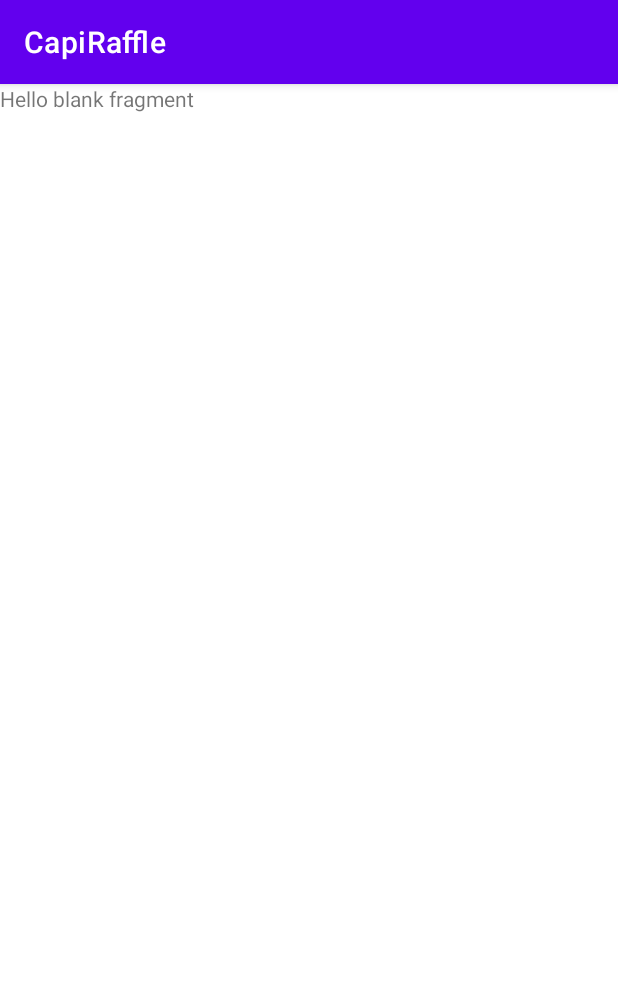
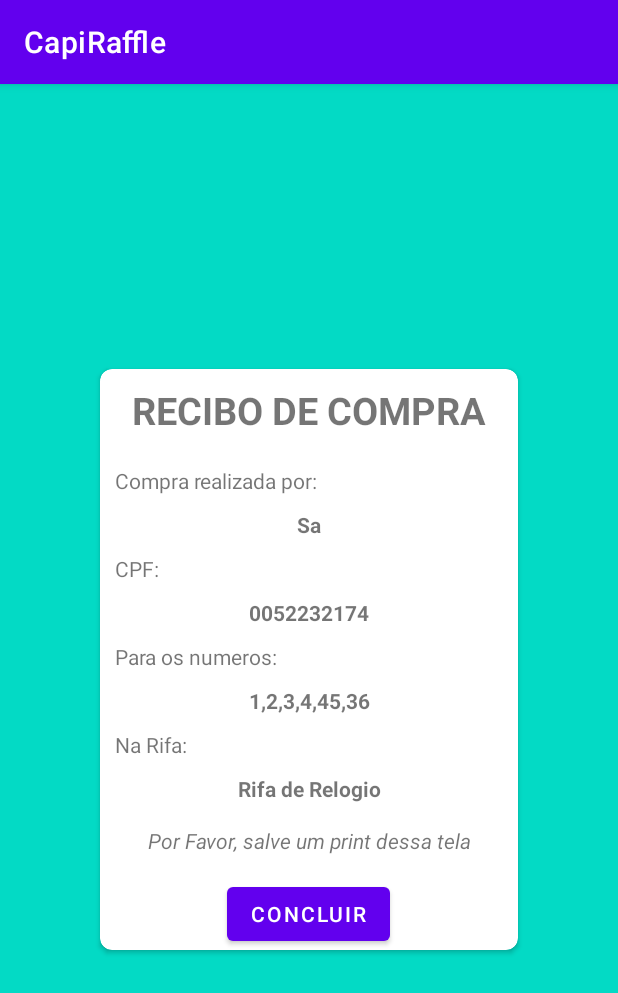
Before and after one commit to RobertoSSantos/CapiRaffle, an Android app: the ReciboFragment screen opened through its navigation route, on a phone screen of 412 x 824 dp. Shown: the top 993 px of the screen. Run offline under Robolectric (Android 15) with nearby library versions, the phone set to English and light mode, and no system bars.

Commit message:
BORA BAHIA!!

```diff
--- a/app/src/main/java/br/com/senaicimatec/capiraffle/fragments/ReciboFragment.java
+++ b/app/src/main/java/br/com/senaicimatec/capiraffle/fragments/ReciboFragment.java
@@ -2,60 +2,20 @@ package br.com.senaicimatec.capiraffle.fragments;
 
 import android.os.Bundle;
 
+import androidx.annotation.NonNull;
+import androidx.annotation.Nullable;
 import androidx.fragment.app.Fragment;
+import androidx.navigation.Navigation;
 
 import android.view.LayoutInflater;
 import android.view.View;
 import android.view.ViewGroup;
+import android.widget.Button;
+import android.widget.TextView;
 
 import br.com.senaicimatec.capiraffle.R;
 
-/**
- * A simple {@link Fragment} subclass.
- * Use the {@link ReciboFragment#newInstance} factory method to
- * create an instance of this fragment.
- */
 public class ReciboFragment extends Fragment {
-
-    // TODO: Rename parameter arguments, choose names that match
-    // the fragment initialization parameters, e.g. ARG_ITEM_NUMBER
-    private static final String ARG_PARAM1 = "param1";
-    private static final String ARG_PARAM2 = "param2";
-
-    // TODO: Rename and change types of parameters
-    private String mParam1;
-    private String mParam2;
-
-    public ReciboFragment() {
-        // Required empty public constructor
-    }
-
-    /**
-     * Use this factory method to create a new instance of
-     * this fragment using the provided parameters.
-     *
-     * @param param1 Parameter 1.
-     * @param param2 Parameter 2.
-     * @return A new instance of fragment ReciboFragment.
-     */
-    // TODO: Rename and change types and number of parameters
-    public static ReciboFragment newInstance(String param1, String param2) {
-        ReciboFragment fragment = new ReciboFragment();
-        Bundle args = new Bundle();
-        args.putString(ARG_PARAM1, param1);
-        args.putString(ARG_PARAM2, param2);
-        fragment.setArguments(args);
-        return fragment;
-    }
-
-    @Override
-    public void onCreate(Bundle savedInstanceState) {
-        super.onCreate(savedInstanceState);
-        if (getArguments() != null) {
-            mParam1 = getArguments().getString(ARG_PARAM1);
-            mParam2 = getArguments().getString(ARG_PARAM2);
-        }
-    }
 
     @Override
     public View onCreateView(LayoutInflater inflater, ViewGroup container,
@@ -63,4 +23,27 @@ public class ReciboFragment extends Fragment {
         // Inflate the layout for this fragment
         return inflater.inflate(R.layout.fragment_recibo, container, false);
     }
+
+    @Override
+    public void onViewCreated(@NonNull View view, @Nullable Bundle savedInstanceState) {
+        super.onViewCreated(view, savedInstanceState);
+
+        TextView reciboComprador, reciboCpf, reciboNums, reciboRifa;
+        Button concluirBtn;
+
+        reciboComprador = view.findViewById(R.id.reciboComprador);
+        reciboCpf = view.findViewById(R.id.reciboCpf);
+        reciboNums = view.findViewById(R.id.reciboNums);
+        reciboRifa = view.findViewById(R.id.reciboRifa);
+        concluirBtn = view.findViewById(R.id.concluirBtn);
+
+        // Setar as TVs
+
+        concluirBtn.setOnClickListener(new View.OnClickListener() {
+            @Override
+            public void onClick(View view) {
+                Navigation.findNavController(view).navigate(R.id.action_reciboFragment_to_homeFragment);
+            }
+        });
+    }
 }
--- a/app/src/main/res/layout/fragment_recibo.xml
+++ b/app/src/main/res/layout/fragment_recibo.xml
@@ -3,12 +3,112 @@
     xmlns:tools="http://schemas.android.com/tools"
     android:layout_width="match_parent"
     android:layout_height="match_parent"
-    tools:context=".fragments.ReciboFragment">
+    xmlns:app="http://schemas.android.com/apk/res-auto"
+    tools:context=".fragments.ReciboFragment"
+    android:background="@color/teal_200">
 
-    <!-- TODO: Update blank fragment layout -->
-    <TextView
-        android:layout_width="match_parent"
-        android:layout_height="match_parent"
-        android:text="@string/hello_blank_fragment" />
+    <androidx.cardview.widget.CardView
+        android:layout_width="300dp"
+        android:layout_height="wrap_content"
+        android:layout_margin="5dp"
+        android:padding="10dp"
+        android:layout_gravity="center"
+        app:cardBackgroundColor="@color/white"
+        app:cardCornerRadius="8dp"
+        android:elevation="8dp"
+        app:cardMaxElevation="8dp"
+        app:cardPreventCornerOverlap="true"
+        app:cardUseCompatPadding="true">
+
+        <LinearLayout
+            android:layout_width="match_parent"
+            android:layout_height="match_parent"
+            android:orientation="vertical">
+
+            <TextView
+                android:id="@+id/tituloCompra"
+                android:layout_width="match_parent"
+                android:layout_height="wrap_content"
+                android:layout_margin="10dp"
+                android:text="RECIBO DE COMPRA"
+                android:textSize="25sp"
+                android:textStyle="bold"
+                android:textAlignment="center"/>
+
+            <TextView
+                android:layout_width="wrap_content"
+                android:layout_height="wrap_content"
+                android:layout_margin="10dp"
+                android:text="Compra realizada por:"/>
+
+            <TextView
+                android:id="@+id/reciboComprador"
+                android:layout_width="match_parent"
+                android:layout_height="wrap_content"
+                android:textAlignment="center"
+                android:textStyle="bold"
+                android:text="Sa"/>
+
+            <TextView
+                android:layout_width="wrap_content"
+                android:layout_height="wrap_content"
+                android:layout_margin="10dp"
+                android:text="CPF:"/>
+
+            <TextView
+                android:id="@+id/reciboCpf"
+                android:layout_width="match_parent"
+                android:layout_height="wrap_content"
+                android:textAlignment="center"
+                android:textStyle="bold"
+                android:text="0052232174"/>
+
+            <TextView
+                android:layout_width="wrap_content"
+                android:layout_height="wrap_content"
+                android:layout_margin="10dp"
+                android:text="Para os numeros:"/>
+
+            <TextView
+                android:id="@+id/reciboNums"
+                android:layout_width="match_parent"
+                android:layout_height="wrap_content"
+                android:textAlignment="center"
+                android:textStyle="bold"
+                android:text="1,2,3,4,45,36"/>
+
+            <TextView
+                android:layout_width="wrap_content"
+                android:layout_height="wrap_content"
+                android:layout_margin="10dp"
+                android:text="Na Rifa: "/>
+
+            <TextView
+                android:id="@+id/reciboRifa"
+                android:layout_width="match_parent"
+                android:layout_height="wrap_content"
+                android:textAlignment="center"
+                android:textStyle="bold"
+                android:text="Rifa de Relogio"/>
+
+            <TextView
+                android:layout_width="match_parent"
+                android:layout_height="wrap_content"
+                android:textAlignment="center"
+                android:textStyle="italic"
+                android:layout_margin="15dp"
+                android:text="Por Favor, salve um print dessa tela"/>
+
+            <Button
+                android:id="@+id/concluirBtn"
+                android:layout_width="wrap_content"
+                android:layout_height="wrap_content"
+                android:layout_gravity="center"
+                android:text="Concluir"/>
+
+
+        </LinearLayout>
+
+    </androidx.cardview.widget.CardView>
 
 </FrameLayout>
```
